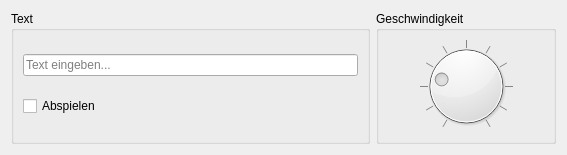
Before: the Qt Designer form Software/marquee/ui_marquee.ui in tfeldmann/QlockToo, drawn with Qt 5.
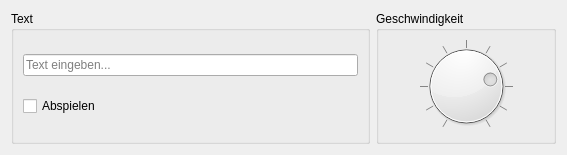
After: the same form once the commit is applied.

Commit message: setting the speed in marquee

The edit to the form file:
```diff
--- a/Software/marquee/ui_marquee.ui
+++ b/Software/marquee/ui_marquee.ui
@@ -85,7 +85,10 @@
          <number>20</number>
         </property>
         <property name="value">
-         <number>-50</number>
+         <number>50</number>
+        </property>
+        <property name="tracking">
+         <bool>true</bool>
         </property>
         <property name="orientation">
          <enum>Qt::Horizontal</enum>
```
Left out of the diff: 2 changed lines with no effect on the pictures. The commit also changes 2 other files.
